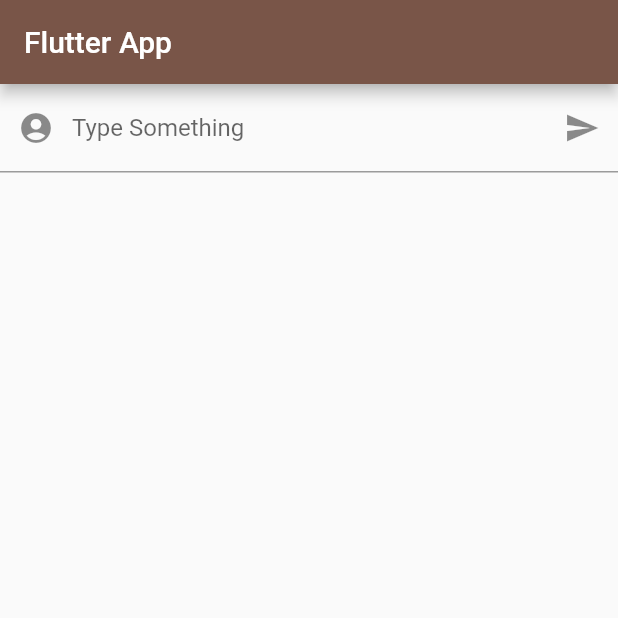
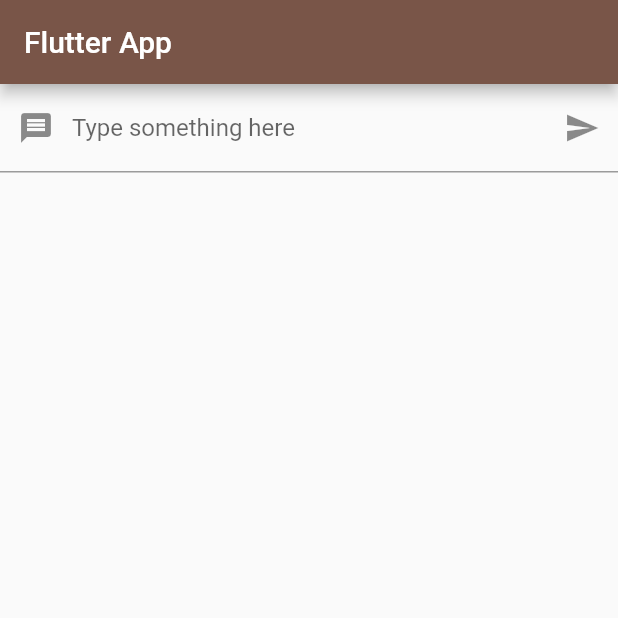
Before and after one commit to Syaroful/my_first_flutter_app, a Flutter app: the screen it shows after launch, on a phone screen of 412 x 824 dp, the top half of it. Run offline on Flutter 3.47's test engine with Material 2 defaults, Android fonts, the phone set to English and light mode, and no system bars.

Commit message:
now it works, and im very happy😁

```diff
--- a/lib/main.dart
+++ b/lib/main.dart
@@ -32,7 +32,7 @@ class _MyHomePageState extends State<MyHomePage> {
 
   void changeText(String text) {
     setState(() {
-      text = text;
+      this.text = text;
     });
   }
 
@@ -56,7 +56,7 @@ class _MyHomePageState extends State<MyHomePage> {
 class TextInputWidget extends StatefulWidget {
   final Function(String) callback;
 
-  const TextInputWidget(this.callback, {super.key});
+  TextInputWidget(this.callback);
 
   @override
   State<TextInputWidget> createState() => _TextInputWidgetState();
@@ -81,13 +81,13 @@ class _TextInputWidgetState extends State<TextInputWidget> {
     return TextField(
       controller: controller,
       decoration: InputDecoration(
-        prefixIcon: const Icon(Icons.account_circle_rounded),
-        labelText: "Type Something",
+        prefixIcon: const Icon(Icons.message),
+        labelText: "Type something here",
         suffixIcon: IconButton(
-          splashColor: Colors.yellow,
           icon: const Icon(Icons.send),
-          tooltip: "Post",
-          onPressed: this.click,
+          splashColor: Colors.brown,
+          tooltip: "post message",
+          onPressed: click,
         ),
       ),
     );
```
